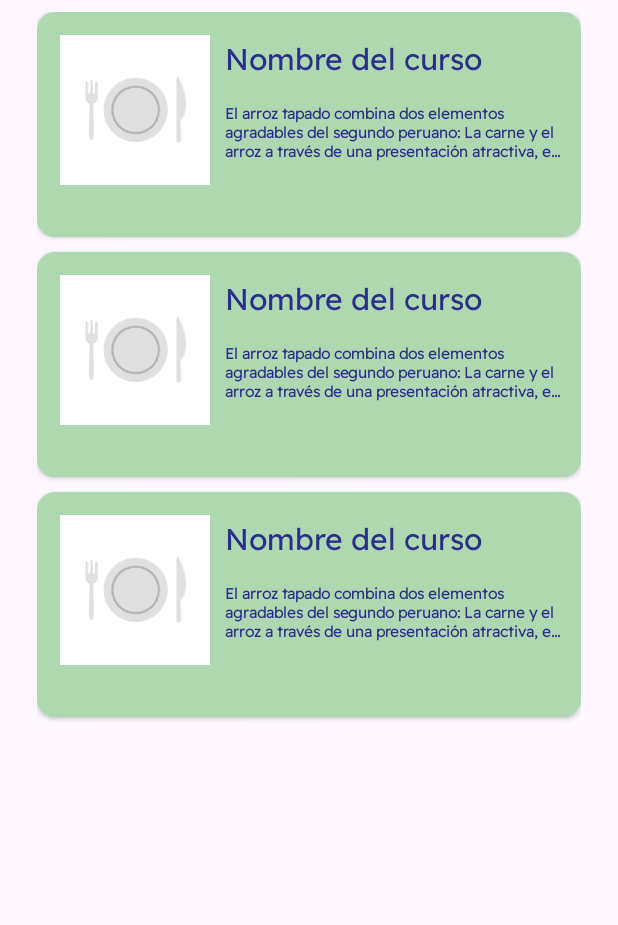
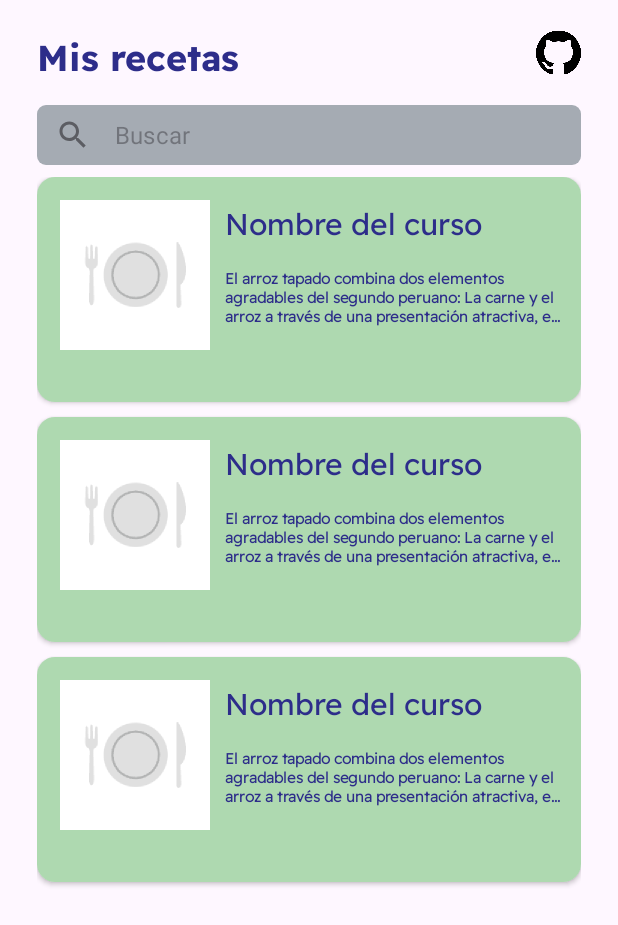
Before and after one commit to gonzalo-droid/recipes-yape-android, an Android app: the layout activity_home.xml on its own in the app's theme, with its tools: preview values and no code run, on a phone screen of 412 x 824 dp. Shown: the top 925 px of the screen. Run offline under Robolectric (Android 15) with nearby library versions, the phone set to English and light mode, and no system bars; network calls fail.

Commit message:
feat: Implemented search recipes on home

```diff
--- /dev/null
+++ b/app/src/main/res/drawable/ic_search.xml
@@ -0,0 +1,5 @@
+<vector android:height="24dp" android:tint="#000000"
+    android:viewportHeight="24" android:viewportWidth="24"
+    android:width="24dp" xmlns:android="http://schemas.android.com/apk/res/android">
+    <path android:fillColor="@android:color/white" android:pathData="M15.5,14h-0.79l-0.28,-0.27C15.41,12.59 16,11.11 16,9.5 16,5.91 13.09,3 9.5,3S3,5.91 3,9.5 5.91,16 9.5,16c1.61,0 3.09,-0.59 4.23,-1.57l0.27,0.28v0.79l5,4.99L20.49,19l-4.99,-5zM9.5,14C7.01,14 5,11.99 5,9.5S7.01,5 9.5,5 14,7.01 14,9.5 11.99,14 9.5,14z"/>
+</vector>
--- a/app/src/main/res/layout/activity_home.xml
+++ b/app/src/main/res/layout/activity_home.xml
@@ -33,6 +33,62 @@
             android:orientation="vertical"
             app:layout_constraintGuide_percent="0.94" />
 
+        <TextView
+            android:id="@+id/titleTv"
+            android:layout_marginTop="20dp"
+            android:layout_width="0dp"
+            android:layout_height="wrap_content"
+            android:layout_marginBottom="10dp"
+            android:text="Mis recetas"
+            android:textAppearance="@style/readex_24_bold"
+            android:textColor="@color/blue"
+            app:layout_constraintEnd_toEndOf="@+id/guideline28"
+            app:layout_constraintStart_toStartOf="@+id/guideline27"
+            app:layout_constraintTop_toTopOf="parent"/>
+
+        <ImageView
+            android:layout_marginTop="20dp"
+            android:layout_width="30dp"
+            android:layout_height="30dp"
+            android:src="@drawable/logo_github"
+            app:layout_constraintEnd_toEndOf="@+id/guideline28"
+            app:layout_constraintTop_toTopOf="parent"/>
+
+        <com.google.android.material.textfield.TextInputLayout
+            android:id="@+id/txtInputLayout"
+            style="@style/Widget.MaterialComponents.TextInputLayout.FilledBox.Dense"
+            android:layout_width="0dp"
+            android:layout_height="40dp"
+            android:layout_marginTop="10dp"
+            app:boxBackgroundColor="@color/gray3"
+            app:boxCornerRadiusBottomEnd="6dp"
+            app:boxCornerRadiusBottomStart="6dp"
+            app:boxCornerRadiusTopEnd="6dp"
+            app:boxCornerRadiusTopStart="6dp"
+            app:boxStrokeWidth="0dp"
+            app:boxStrokeWidthFocused="0dp"
+            app:endIconMode="clear_text"
+            app:expandedHintEnabled="false"
+            app:hintAnimationEnabled="false"
+            app:hintEnabled="false"
+            app:layout_constraintEnd_toEndOf="@+id/guideline28"
+            app:layout_constraintStart_toStartOf="@+id/guideline27"
+            app:layout_constraintTop_toBottomOf="@+id/titleTv"
+            app:startIconDrawable="@drawable/ic_search">
+
+            <com.google.android.material.textfield.TextInputEditText
+                android:id="@+id/textSearch"
+                android:layout_width="match_parent"
+                android:layout_height="wrap_content"
+                android:focusable="true"
+                android:hint="@string/search_hint"
+                android:imeOptions="actionDone"
+                android:inputType="text"
+                android:lines="1"
+                android:padding="0dp" />
+
+        </com.google.android.material.textfield.TextInputLayout>
+
         <androidx.recyclerview.widget.RecyclerView
             android:id="@+id/recipeRecycler"
             android:layout_width="0dp"
@@ -43,7 +99,7 @@
             app:layout_constraintBottom_toBottomOf="parent"
             app:layout_constraintEnd_toEndOf="@+id/guideline28"
             app:layout_constraintStart_toStartOf="@+id/guideline27"
-            app:layout_constraintTop_toTopOf="parent"
+            app:layout_constraintTop_toBottomOf="@+id/txtInputLayout"
             tools:listitem="@layout/item_recipe" />
 
         <include
--- a/app/src/main/res/values/strings.xml
+++ b/app/src/main/res/values/strings.xml
@@ -1,4 +1,6 @@
 <resources>
+    <string name="search_hint">Buscar</string>
+    <string name="cancel">Cancelar</string>
     <string name="app_name">recipes-yape-android</string>
 
     <string name="error_user_message">Error, inténtelo nuevamente</string>
```
Also changed, not shown: app/src/main/java/com/example/recipes_yape_android/presentation/features/home/HomeActivity.kt (+37 -1 lines), app/src/main/java/com/example/recipes_yape_android/presentation/features/home/HomeRecipeAdapter.kt (+6 -1 lines), app/src/main/java/com/example/recipes_yape_android/presentation/features/home/HomeViewModel.kt (+7 -0 lines), app/src/main/java/com/example/recipes_yape_android/presentation/utils/ConfigUtil.kt (+17 -0 lines).
